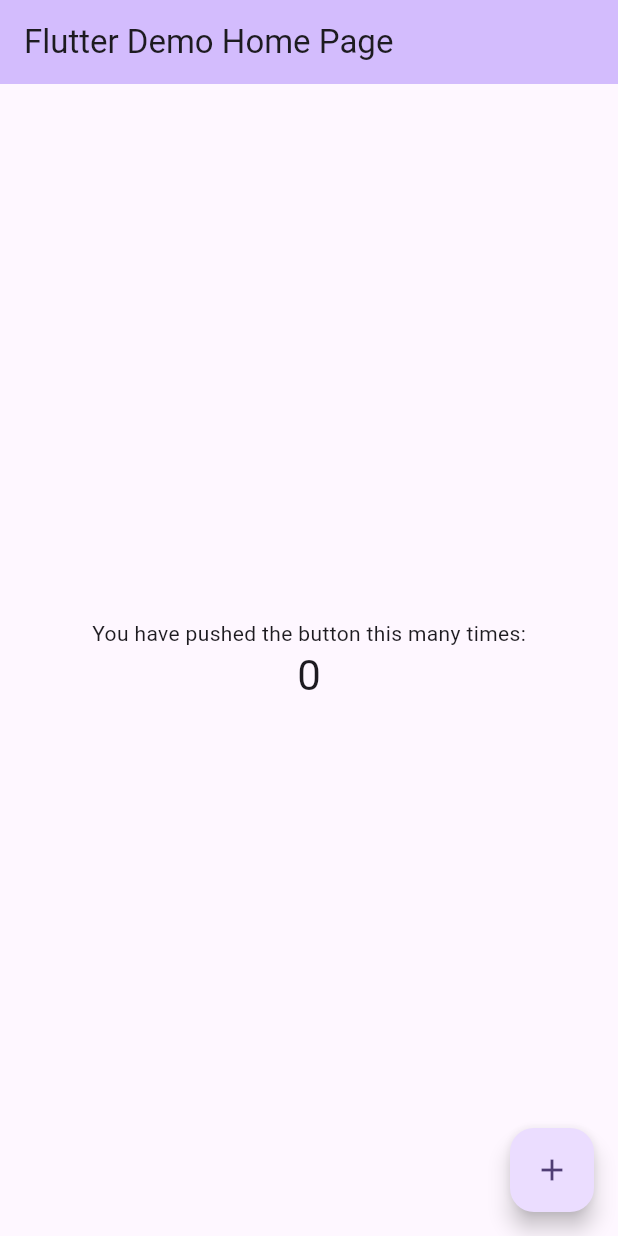
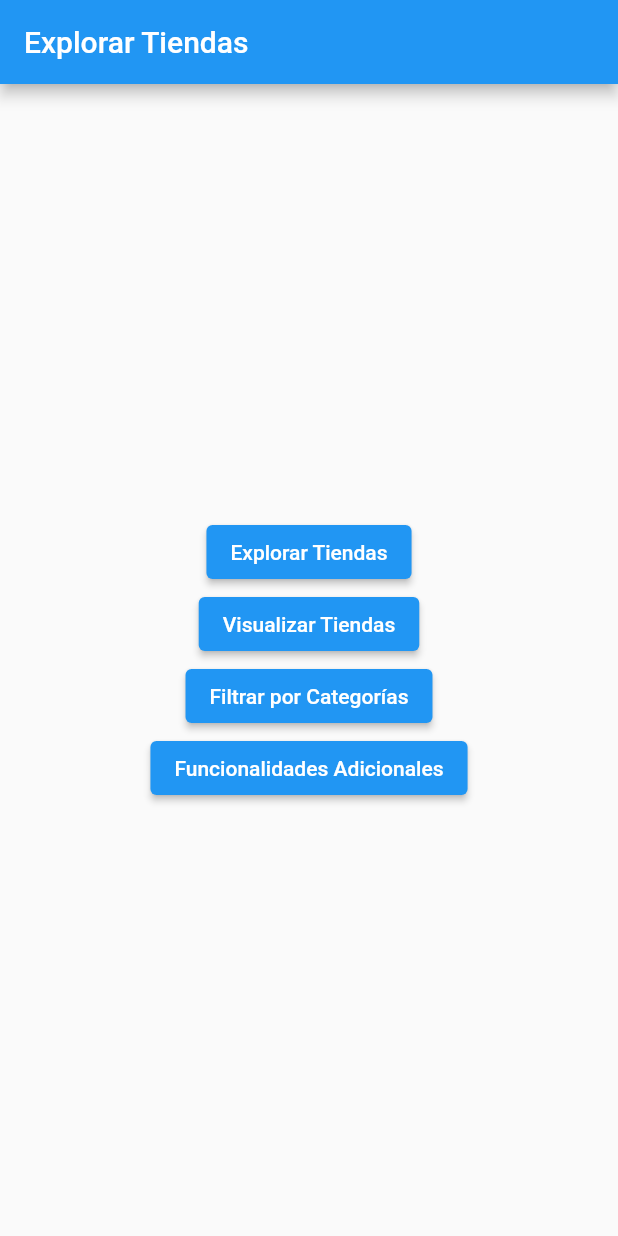
Before and after one commit to SaidPalacio/Reto1_Movil1, a Flutter app: the screen it shows after launch, on a phone screen of 412 x 824 dp. Run offline on Flutter 3.47's test engine with Material 2 defaults, Android fonts, the phone set to English and light mode, and no system bars.

Commit message:
Clases creadas

```diff
--- /dev/null
+++ b/lib/Screens/MyApp.dart
@@ -0,0 +1,12 @@
+import 'package:flutter/material.dart';
+import 'package:reto1/Widgets/MyMapPage.dart';
+
+
+class MyApp extends StatelessWidget {
+  @override
+  Widget build(BuildContext context) {
+    return MaterialApp(
+      home: MyMapPage(),
+    );
+  }
+}
--- /dev/null
+++ b/lib/Widgets/MyMapPage.dart
@@ -0,0 +1,60 @@
+import 'package:flutter/material.dart';
+import 'package:reto1/Widgets/MyMapView.dart';
+
+
+class MyMapPage extends StatefulWidget {
+  @override
+  _MyMapPageState createState() => _MyMapPageState();
+}
+
+class _MyMapPageState extends State<MyMapPage> {
+  // Variables para manejar el estado de la aplicación.
+  bool showMap = false; // Para controlar la visibilidad del mapa.
+
+  @override
+  Widget build(BuildContext context) {
+    return Scaffold(
+      appBar: AppBar(
+        title: Text('Explorar Tiendas'),
+      ),
+      body: Center(
+        child: Column(
+          mainAxisAlignment: MainAxisAlignment.center,
+          children: <Widget>[
+            ElevatedButton(
+              onPressed: () {
+                setState(() {
+                  showMap = true; // Mostrar el mapa al presionar el botón.
+                });
+              },
+              child: Text('Explorar Tiendas'),
+            ),
+            if (showMap)
+              MyMapView(), // Widget para visualizar el mapa.
+
+            ElevatedButton(
+              onPressed: () {
+                // Aquí puedes implementar la visualización de tiendas.
+              },
+              child: Text('Visualizar Tiendas'),
+            ),
+
+            ElevatedButton(
+              onPressed: () {
+                // Aquí puedes implementar el filtrado por categorías.
+              },
+              child: Text('Filtrar por Categorías'),
+            ),
+
+            ElevatedButton(
+              onPressed: () {
+                // Aquí puedes agregar funcionalidades adicionales.
+              },
+              child: Text('Funcionalidades Adicionales'),
+            ),
+          ],
+        ),
+      ),
+    );
+  }
+}
--- a/lib/main.dart
+++ b/lib/main.dart
@@ -1,125 +1,6 @@
 import 'package:flutter/material.dart';
+import 'package:reto1/Screens/MyApp.dart';
 
 void main() {
-  runApp(const MyApp());
+  runApp(MyApp());
 }
-
-class MyApp extends StatelessWidget {
-  const MyApp({super.key});
-
-  // This widget is the root of your application.
-  @override
-  Widget build(BuildContext context) {
-    return MaterialApp(
-      title: 'Flutter Demo',
-      theme: ThemeData(
-        // This is the theme of your application.
-        //
-        // TRY THIS: Try running your application with "flutter run". You'll see
-        // the application has a blue toolbar. Then, without quitting the app,
-        // try changing the seedColor in the colorScheme below to Colors.green
-        // and then invoke "hot reload" (save your changes or press the "hot
-        // reload" button in a Flutter-supported IDE, or press "r" if you used
-        // the command line to start the app).
-        //
-        // Notice that the counter didn't reset back to zero; the application
-        // state is not lost during the reload. To reset the state, use hot
-        // restart instead.
-        //
-        // This works for code too, not just values: Most code changes can be
-        // tested with just a hot reload.
-        colorScheme: ColorScheme.fromSeed(seedColor: Colors.deepPurple),
-        useMaterial3: true,
-      ),
-      home: const MyHomePage(title: 'Flutter Demo Home Page'),
-    );
-  }
-}
-
-class MyHomePage extends StatefulWidget {
-  const MyHomePage({super.key, required this.title});
-
-  // This widget is the home page of your application. It is stateful, meaning
-  // that it has a State object (defined below) that contains fields that affect
-  // how it looks.
-
-  // This class is the configuration for the state. It holds the values (in this
-  // case the title) provided by the parent (in this case the App widget) and
-  // used by the build method of the State. Fields in a Widget subclass are
-  // always marked "final".
-
-  final String title;
-
-  @override
-  State<MyHomePage> createState() => _MyHomePageState();
-}
-
-class _MyHomePageState extends State<MyHomePage> {
-  int _counter = 0;
-
-  void _incrementCounter() {
-    setState(() {
-      // This call to setState tells the Flutter framework that something has
-      // changed in this State, which causes it to rerun the build method below
-      // so that the display can reflect the updated values. If we changed
-      // _counter without calling setState(), then the build method would not be
-      // called again, and so nothing would appear to happen.
-      _counter++;
-    });
-  }
-
-  @override
-  Widget build(BuildContext context) {
-    // This method is rerun every time setState is called, for instance as done
-    // by the _incrementCounter method above.
-    //
-    // The Flutter framework has been optimized to make rerunning build methods
-    // fast, so that you can just rebuild anything that needs updating rather
-    // than having to individually change instances of widgets.
-    return Scaffold(
-      appBar: AppBar(
-        // TRY THIS: Try changing the color here to a specific color (to
-        // Colors.amber, perhaps?) and trigger a hot reload to see the AppBar
-        // change color while the other colors stay the same.
-        backgroundColor: Theme.of(context).colorScheme.inversePrimary,
-        // Here we take the value from the MyHomePage object that was created by
-        // the App.build method, and use it to set our appbar title.
-        title: Text(widget.title),
-      ),
-      body: Center(
-        // Center is a layout widget. It takes a single child and positions it
-        // in the middle of the parent.
-        child: Column(
-          // Column is also a layout widget. It takes a list of children and
-          // arranges them vertically. By default, it sizes itself to fit its
-          // children horizontally, and tries to be as tall as its parent.
-          //
-          // Column has various properties to control how it sizes itself and
-          // how it positions its children. Here we use mainAxisAlignment to
-          // center the children vertically; the main axis here is the vertical
-          // axis because Columns are vertical (the cross axis would be
-          // horizontal).
-          //
-          // TRY THIS: Invoke "debug painting" (choose the "Toggle Debug Paint"
-          // action in the IDE, or press "p" in the console), to see the
-          // wireframe for each widget.
-          mainAxisAlignment: MainAxisAlignment.center,
-          children: <Widget>[
-            const Text(
-              'You have pushed the button this many times:',
-            ),
-            Text(
-              '$_counter',
-              style: Theme.of(context).textTheme.headlineMedium,
-            ),
-          ],
-        ),
-      ),
-      floatingActionButton: FloatingActionButton(
-        onPressed: _incrementCounter,
-        tooltip: 'Increment',
-        child: const Icon(Icons.add),
-      ), // This trailing comma makes auto-formatting nicer for build methods.
-    );
-  }
-}
```
Also changed, not shown: lib/Screens/MyHomePage.dart (added, +57 -0 lines), lib/Widgets/MyMapView.dart (added, +16 -0 lines), 1 other file.
